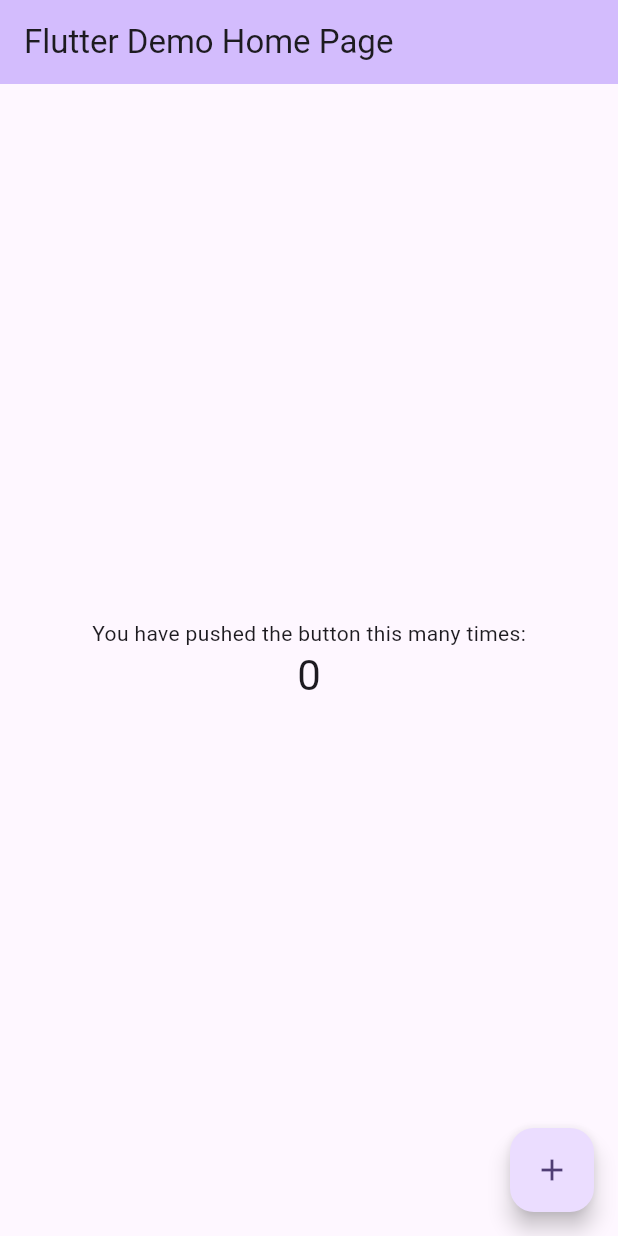
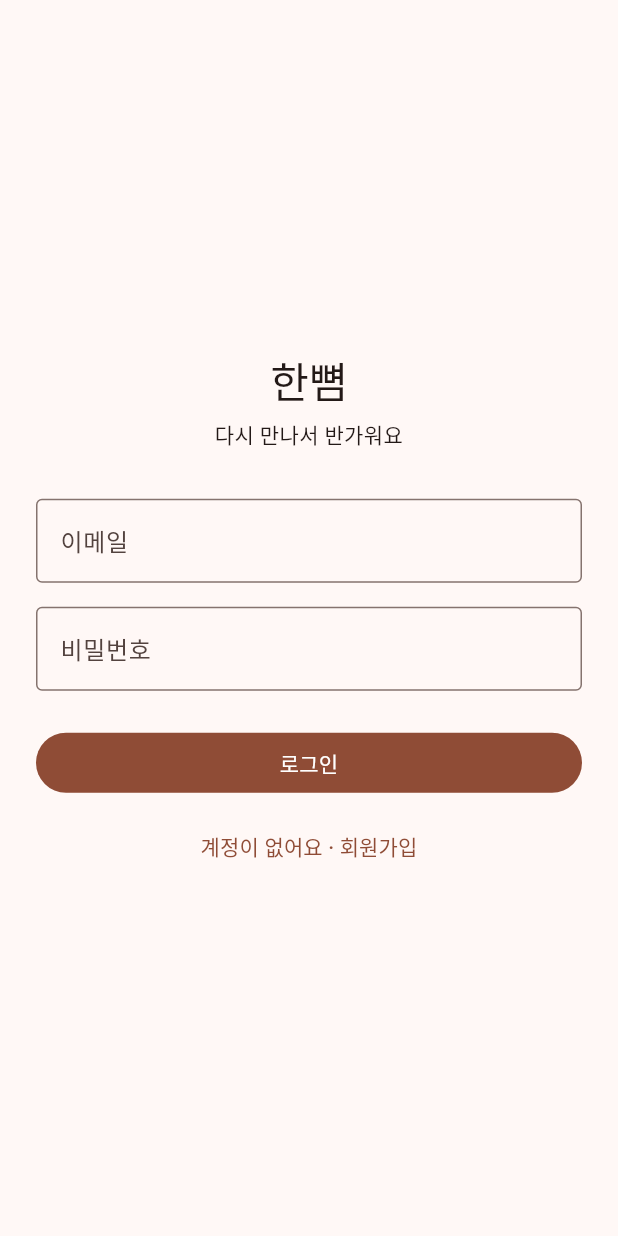
Before and after one commit to ParkHyunsu1110/hanppyeom, a Flutter app: the screen it shows after launch, on a phone screen of 412 x 824 dp. Run offline on Flutter 3.47's test engine with Material 3 defaults, Android fonts, the phone set to English and light mode, and no system bars; our stand-ins replace cloud_firestore, firebase_auth, firebase_core; accounts and stored records are empty.

Commit message:
feat: Phase 1 앱 셸 + 인증 화면
- AppScope(InheritedWidget)로 서비스/레포지토리 DI (상태관리 패키지 미도입)
- HanppyeomApp + main.dart 카운터 제거, 한뼘 테마
- AuthGate: authStateChanges로 로그인↔시작선택 분기
- AuthScreen: 이메일 로그인/회원가입 토글, 폼 검증, FirebaseAuthException 한글 매핑
- 카운터 위젯 테스트 제거(전체앱 테스트는 Firebase 필요)

Co-Authored-By: Claude Opus 4.8 <noreply@anthropic.com>

```diff
--- /dev/null
+++ b/lib/app.dart
@@ -0,0 +1,38 @@
+import 'package:flutter/material.dart';
+
+import 'app_scope.dart';
+import 'repositories/group_repository.dart';
+import 'repositories/membership_repository.dart';
+import 'screens/auth_gate.dart';
+import 'services/auth_service.dart';
+
+/// 한뼘 앱 루트. 서비스 인스턴스를 한 번 만들어 [AppScope]로 내려준다.
+class HanppyeomApp extends StatefulWidget {
+  const HanppyeomApp({super.key});
+
+  @override
+  State<HanppyeomApp> createState() => _HanppyeomAppState();
+}
+
+class _HanppyeomAppState extends State<HanppyeomApp> {
+  final AuthService _authService = AuthService();
+  final GroupRepository _groupRepository = GroupRepository();
+  final MembershipRepository _membershipRepository = MembershipRepository();
+
+  @override
+  Widget build(BuildContext context) {
+    return AppScope(
+      authService: _authService,
+      groupRepository: _groupRepository,
+      membershipRepository: _membershipRepository,
+      child: MaterialApp(
+        title: '한뼘',
+        theme: ThemeData(
+          colorScheme: ColorScheme.fromSeed(seedColor: const Color(0xFFFF8A65)),
+          useMaterial3: true,
+        ),
+        home: const AuthGate(),
+      ),
+    );
+  }
+}
--- /dev/null
+++ b/lib/app_scope.dart
@@ -0,0 +1,30 @@
+import 'package:flutter/widgets.dart';
+
+import 'repositories/group_repository.dart';
+import 'repositories/membership_repository.dart';
+import 'services/auth_service.dart';
+
+/// 앱 전역 서비스/레포지토리 의존성 주입. 상태관리 패키지 없이
+/// Flutter 기본 InheritedWidget으로 화면에 서비스를 내려준다.
+class AppScope extends InheritedWidget {
+  const AppScope({
+    super.key,
+    required this.authService,
+    required this.groupRepository,
+    required this.membershipRepository,
+    required super.child,
+  });
+
+  final AuthService authService;
+  final GroupRepository groupRepository;
+  final MembershipRepository membershipRepository;
+
+  static AppScope of(BuildContext context) {
+    final scope = context.dependOnInheritedWidgetOfExactType<AppScope>();
+    assert(scope != null, 'AppScope를 위젯 트리에서 찾을 수 없습니다.');
+    return scope!;
+  }
+
+  @override
+  bool updateShouldNotify(AppScope oldWidget) => false;
+}
--- a/lib/main.dart
+++ b/lib/main.dart
@@ -1,126 +1,11 @@
+import 'package:firebase_core/firebase_core.dart';
 import 'package:flutter/material.dart';
-import 'package:firebase_core/firebase_core.dart';
+
+import 'app.dart';
 import 'firebase_options.dart';
 
 void main() async {
   WidgetsFlutterBinding.ensureInitialized();
   await Firebase.initializeApp(options: DefaultFirebaseOptions.currentPlatform);
-  runApp(const MyApp());
+  runApp(const HanppyeomApp());
 }
-
-class MyApp extends StatelessWidget {
-  const MyApp({super.key});
-
-  // This widget is the root of your application.
-  @override
-  Widget build(BuildContext context) {
-    return MaterialApp(
-      title: 'Flutter Demo',
-      theme: ThemeData(
-        // This is the theme of your application.
-        //
-        // TRY THIS: Try running your application with "flutter run". You'll see
-        // the application has a purple toolbar. Then, without quitting the app,
-        // try changing the seedColor in the colorScheme below to Colors.green
-        // and then invoke "hot reload" (save your changes or press the "hot
-        // reload" button in a Flutter-supported IDE, or press "r" if you used
-        // the command line to start the app).
-        //
-        // Notice that the counter didn't reset back to zero; the application
-        // state is not lost during the reload. To reset the state, use hot
-        // restart instead.
-        //
-        // This works for code too, not just values: Most code changes can be
-        // tested with just a hot reload.
-        colorScheme: .fromSeed(seedColor: Colors.deepPurple),
-      ),
-      home: const MyHomePage(title: 'Flutter Demo Home Page'),
-    );
-  }
-}
-
-class MyHomePage extends StatefulWidget {
-  const MyHomePage({super.key, required this.title});
-
-  // This widget is the home page of your application. It is stateful, meaning
-  // that it has a State object (defined below) that contains fields that affect
-  // how it looks.
-
-  // This class is the configuration for the state. It holds the values (in this
-  // case the title) provided by the parent (in this case the App widget) and
-  // used by the build method of the State. Fields in a Widget subclass are
-  // always marked "final".
-
-  final String title;
-
-  @override
-  State<MyHomePage> createState() => _MyHomePageState();
-}
-
-class _MyHomePageState extends State<MyHomePage> {
-  int _counter = 0;
-
-  void _incrementCounter() {
-    setState(() {
-      // This call to setState tells the Flutter framework that something has
-      // changed in this State, which causes it to rerun the build method below
-      // so that the display can reflect the updated values. If we changed
-      // _counter without calling setState(), then the build method would not be
-      // called again, and so nothing would appear to happen.
-      _counter++;
-    });
-  }
-
-  @override
-  Widget build(BuildContext context) {
-    // This method is rerun every time setState is called, for instance as done
-    // by the _incrementCounter method above.
-    //
-    // The Flutter framework has been optimized to make rerunning build methods
-    // fast, so that you can just rebuild anything that needs updating rather
-    // than having to individually change instances of widgets.
-    return Scaffold(
-      appBar: AppBar(
-        // TRY THIS: Try changing the color here to a specific color (to
-        // Colors.amber, perhaps?) and trigger a hot reload to see the AppBar
-        // change color while the other colors stay the same.
-        backgroundColor: Theme.of(context).colorScheme.inversePrimary,
-        // Here we take the value from the MyHomePage object that was created by
-        // the App.build method, and use it to set our appbar title.
-        title: Text(widget.title),
-      ),
-      body: Center(
-        // Center is a layout widget. It takes a single child and positions it
-        // in the middle of the parent.
-        child: Column(
-          // Column is also a layout widget. It takes a list of children and
-          // arranges them vertically. By default, it sizes itself to fit its
-          // children horizontally, and tries to be as tall as its parent.
-          //
-          // Column has various properties to control how it sizes itself and
-          // how it positions its children. Here we use mainAxisAlignment to
-          // center the children vertically; the main axis here is the vertical
-          // axis because Columns are vertical (the cross axis would be
-          // horizontal).
-          //
-          // TRY THIS: Invoke "debug painting" (choose the "Toggle Debug Paint"
-          // action in the IDE, or press "p" in the console), to see the
-          // wireframe for each widget.
-          mainAxisAlignment: .center,
-          children: [
-            const Text('You have pushed the button this many times:'),
-            Text(
-              '$_counter',
-              style: Theme.of(context).textTheme.headlineMedium,
-            ),
-          ],
-        ),
-      ),
-      floatingActionButton: FloatingActionButton(
-        onPressed: _incrementCounter,
-        tooltip: 'Increment',
-        child: const Icon(Icons.add),
-      ),
-    );
-  }
-}
--- /dev/null
+++ b/lib/screens/auth/auth_screen.dart
@@ -0,0 +1,208 @@
+import 'package:firebase_auth/firebase_auth.dart';
+import 'package:flutter/material.dart';
+
+import '../../app_scope.dart';
+
+/// 이메일/비밀번호 로그인·회원가입 화면. 모드 토글로 두 흐름을 한 화면에서 처리.
+/// 로그인 성공 시 [AuthGate]가 authStateChanges로 자동 전환하므로 직접 라우팅하지 않는다.
+class AuthScreen extends StatefulWidget {
+  const AuthScreen({super.key});
+
+  @override
+  State<AuthScreen> createState() => _AuthScreenState();
+}
+
+class _AuthScreenState extends State<AuthScreen> {
+  final _formKey = GlobalKey<FormState>();
+  final _emailController = TextEditingController();
+  final _passwordController = TextEditingController();
+  final _displayNameController = TextEditingController();
+
+  bool _isSignUp = false;
+  bool _loading = false;
+  String? _error;
+
+  @override
+  void dispose() {
+    _emailController.dispose();
+    _passwordController.dispose();
+    _displayNameController.dispose();
+    super.dispose();
+  }
+
+  Future<void> _submit() async {
+    if (!_formKey.currentState!.validate()) return;
+
+    final authService = AppScope.of(context).authService;
+    setState(() {
+      _loading = true;
+      _error = null;
+    });
+
+    try {
+      if (_isSignUp) {
+        await authService.signUp(
+          email: _emailController.text.trim(),
+          password: _passwordController.text,
+          displayName: _displayNameController.text.trim(),
+        );
+      } else {
+        await authService.signIn(
+          email: _emailController.text.trim(),
+          password: _passwordController.text,
+        );
+      }
+      // 성공 시 AuthGate가 화면을 전환한다(이 State는 dispose됨).
+    } on FirebaseAuthException catch (e) {
+      if (!mounted) return;
+      setState(() {
+        _loading = false;
+        _error = _messageFor(e.code);
+      });
+    } catch (_) {
+      if (!mounted) return;
+      setState(() {
+        _loading = false;
+        _error = '문제가 발생했어요. 잠시 후 다시 시도해 주세요.';
+      });
+    }
+  }
+
+  String _messageFor(String code) {
+    switch (code) {
+      case 'invalid-email':
+        return '이메일 형식이 올바르지 않아요.';
+      case 'user-disabled':
+        return '비활성화된 계정이에요.';
+      case 'user-not-found':
+      case 'wrong-password':
+      case 'invalid-credential':
+        return '이메일 또는 비밀번호가 올바르지 않아요.';
+      case 'email-already-in-use':
+        return '이미 가입된 이메일이에요.';
+      case 'weak-password':
+        return '비밀번호는 6자 이상으로 설정해 주세요.';
+      case 'network-request-failed':
+        return '네트워크 연결을 확인해 주세요.';
+      default:
+        return '인증에 실패했어요. ($code)';
+    }
+  }
+
+  @override
+  Widget build(BuildContext context) {
+    return Scaffold(
+      body: SafeArea(
+        child: Center(
+          child: SingleChildScrollView(
+            padding: const EdgeInsets.all(24),
+            child: ConstrainedBox(
+              constraints: const BoxConstraints(maxWidth: 420),
+              child: Form(
+                key: _formKey,
+                child: Column(
+                  mainAxisSize: MainAxisSize.min,
+                  crossAxisAlignment: CrossAxisAlignment.stretch,
+                  children: [
+                    Text(
+                      '한뼘',
+                      textAlign: TextAlign.center,
+                      style: Theme.of(context).textTheme.headlineMedium,
+                    ),
+                    const SizedBox(height: 8),
+                    Text(
+                      _isSignUp ? '함께 쓸 계정을 만들어요' : '다시 만나서 반가워요',
+                      textAlign: TextAlign.center,
+                      style: Theme.of(context).textTheme.bodyMedium,
+                    ),
+                    const SizedBox(height: 32),
+                    if (_isSignUp)
+                      TextFormField(
+                        controller: _displayNameController,
+                        textInputAction: TextInputAction.next,
+                        decoration: const InputDecoration(
+                          labelText: '이름',
+                          border: OutlineInputBorder(),
+                        ),
+                        validator: (v) => (v == null || v.trim().isEmpty)
+                            ? '이름을 입력해 주세요.'
+                            : null,
+                      ),
+                    if (_isSignUp) const SizedBox(height: 16),
+                    TextFormField(
+                      controller: _emailController,
+                      keyboardType: TextInputType.emailAddress,
+                      textInputAction: TextInputAction.next,
+                      decoration: const InputDecoration(
+                        labelText: '이메일',
+                        border: OutlineInputBorder(),
+                      ),
+                      validator: (v) {
+                        if (v == null || v.trim().isEmpty) {
+                          return '이메일을 입력해 주세요.';
+                        }
+                        if (!v.contains('@')) return '이메일 형식이 올바르지 않아요.';
+                        return null;
+                      },
+                    ),
+                    const SizedBox(height: 16),
+                    TextFormField(
+                      controller: _passwordController,
+                      obscureText: true,
+                      textInputAction: TextInputAction.done,
+                      onFieldSubmitted: (_) => _loading ? null : _submit(),
+                      decoration: const InputDecoration(
+                        labelText: '비밀번호',
+                        border: OutlineInputBorder(),
+                      ),
+                      validator: (v) => (v == null || v.length < 6)
+                          ? '비밀번호는 6자 이상이어야 해요.'
+                          : null,
+                    ),
+                    if (_error != null) ...[
+                      const SizedBox(height: 16),
+                      Text(
+                        _error!,
+                        style: TextStyle(
+                          color: Theme.of(context).colorScheme.error,
+                        ),
+                      ),
+                    ],
+                    const SizedBox(height: 24),
+                    FilledButton(
+                      onPressed: _loading ? null : _submit,
+                      child: Padding(
+                        padding: const EdgeInsets.symmetric(vertical: 4),
+                        child: _loading
+                            ? const SizedBox(
+                                height: 20,
+                                width: 20,
+                                child: CircularProgressIndicator(
+                                  strokeWidth: 2,
+                                ),
+                              )
+                            : Text(_isSignUp ? '가입하기' : '로그인'),
+                      ),
+                    ),
+                    const SizedBox(height: 8),
+                    TextButton(
+                      onPressed: _loading
+                          ? null
+                          : () => setState(() {
+                              _isSignUp = !_isSignUp;
+                              _error = null;
+                            }),
+                      child: Text(
+                        _isSignUp ? '이미 계정이 있어요 · 로그인' : '계정이 없어요 · 회원가입',
+                      ),
+                    ),
+                  ],
+                ),
+              ),
+            ),
+          ),
+        ),
+      ),
+    );
+  }
+}
--- /dev/null
+++ b/lib/screens/auth_gate.dart
@@ -0,0 +1,31 @@
+import 'package:firebase_auth/firebase_auth.dart';
+import 'package:flutter/material.dart';
+
+import '../app_scope.dart';
+import 'auth/auth_screen.dart';
+import 'start_selection_screen.dart';
+
+/// 로그인 상태에 따라 인증 화면 또는 시작 선택 화면으로 분기한다.
+class AuthGate extends StatelessWidget {
+  const AuthGate({super.key});
+
+  @override
+  Widget build(BuildContext context) {
+    final authService = AppScope.of(context).authService;
+    return StreamBuilder<User?>(
+      stream: authService.authStateChanges(),
+      builder: (context, snapshot) {
+        if (snapshot.connectionState == ConnectionState.waiting) {
+          return const Scaffold(
+            body: Center(child: CircularProgressIndicator()),
+          );
+        }
+        final user = snapshot.data;
+        if (user == null) {
+          return const AuthScreen();
+        }
+        return StartSelectionScreen(uid: user.uid);
+      },
+    );
+  }
+}
```
Also changed, not shown: 1 other file.
